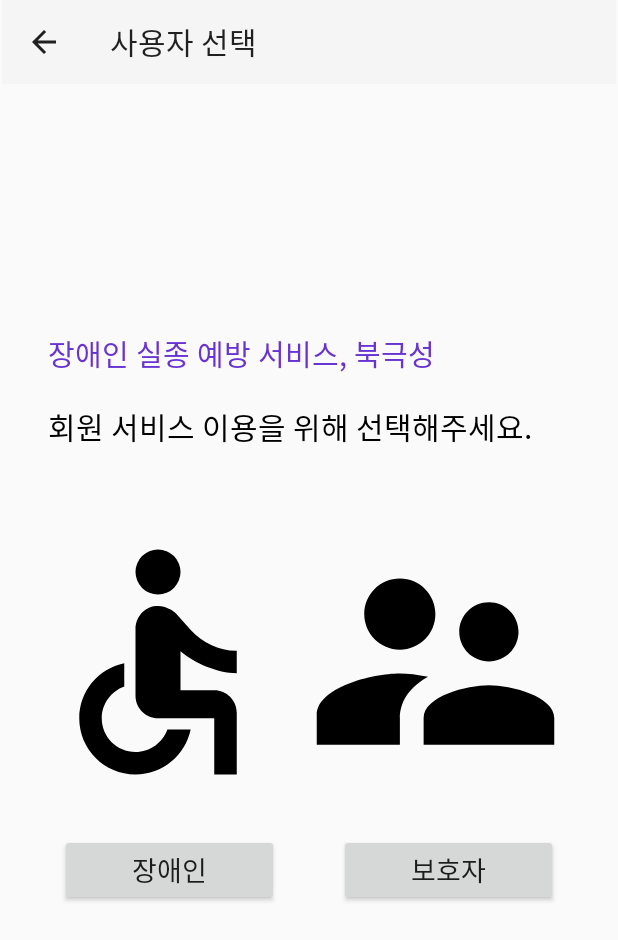
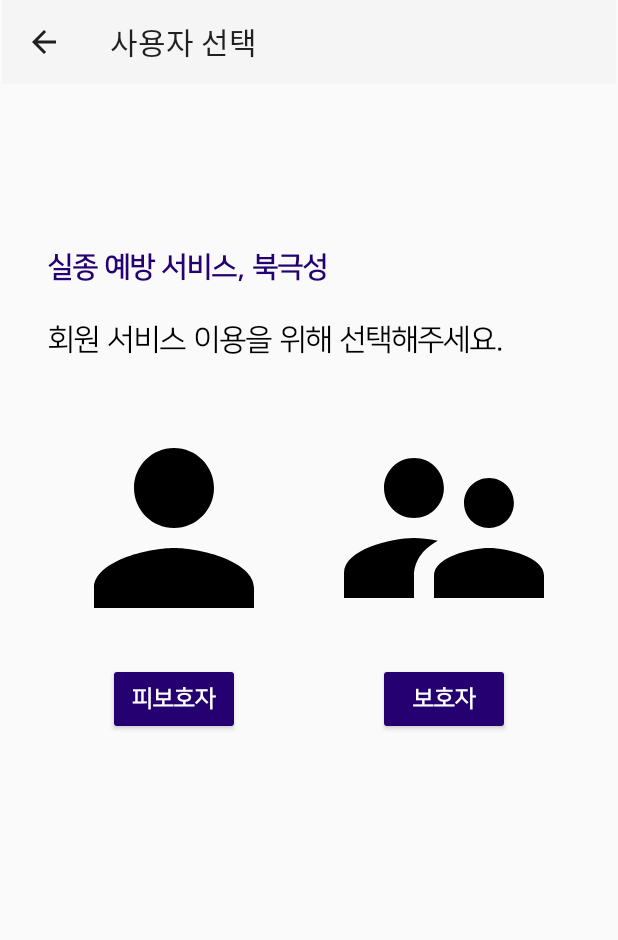
Before and after one commit to Chickweed10/polarstar-project-android-app, an Android app: the UserSelectActivity screen opened directly, with no data from a screen before it, on a phone screen of 412 x 824 dp. Shown: the top 940 px of the screen. Run offline under Robolectric (Android 15) with nearby library versions, the phone set to English and light mode, and no system bars.

Commit message:
전체적인 UI 보정5 및 보호구역관리 화면 추가

```diff
--- /dev/null
+++ b/PolarstarProject/app/src/main/res/drawable/ic_baseline_person_24.xml
@@ -0,0 +1,5 @@
+<vector android:height="24dp" android:tint="#000000"
+    android:viewportHeight="24" android:viewportWidth="24"
+    android:width="24dp" xmlns:android="http://schemas.android.com/apk/res/android">
+    <path android:fillColor="@android:color/white" android:pathData="M12,12c2.21,0 4,-1.79 4,-4s-1.79,-4 -4,-4 -4,1.79 -4,4 1.79,4 4,4zM12,14c-2.67,0 -8,1.34 -8,4v2h16v-2c0,-2.66 -5.33,-4 -8,-4z"/>
+</vector>
--- a/PolarstarProject/app/src/main/res/layout/activity_connect.xml
+++ b/PolarstarProject/app/src/main/res/layout/activity_connect.xml
@@ -46,7 +46,6 @@
                 android:layout_width="190dp"
                 android:layout_height="wrap_content"
                 android:layout_marginStart="40dp"
-                android:layout_marginTop="4dp"
                 android:layout_weight="0.7"
                 android:fontFamily="@font/nanumsquare_aab"
                 android:hint="나의 코드 : "
@@ -59,11 +58,10 @@
                 android:layout_width="wrap_content"
                 android:layout_height="wrap_content"
                 android:layout_marginStart="10dp"
-                android:layout_marginTop="6dp"
                 android:layout_marginEnd="40dp"
                 android:layout_weight="0.3"
                 android:backgroundTint="#240070"
-                android:fontFamily="@font/nanumsquare_aab"
+                android:fontFamily="@font/nanumsquare_aac"
                 android:text="코드 복사"
                 android:textColor="@color/white"
                 android:textSize="16dp" />
@@ -96,7 +94,7 @@
             android:layout_marginTop="20dp"
             android:layout_marginEnd="40dp"
             android:backgroundTint="#240070"
-            android:fontFamily="@font/nanumsquare_aab"
+            android:fontFamily="@font/nanumsquare_aac"
             android:text="연결"
             android:textSize="16dp"
             android:textColor="@color/white" />
--- a/PolarstarProject/app/src/main/res/layout/activity_navigation_header.xml
+++ b/PolarstarProject/app/src/main/res/layout/activity_navigation_header.xml
@@ -64,7 +64,7 @@
         android:id="@+id/Edit_UserEmail"
         android:layout_width="match_parent"
         android:layout_height="wrap_content"
-        android:paddingTop="8dp"
+        android:paddingTop="10dp"
         android:text="useremail@gmail.com"
         android:textColor="#F1F1F1"
         android:fontFamily="@font/nanumsquare_aab"
--- a/PolarstarProject/app/src/main/res/layout/activity_permission_support.xml
+++ b/PolarstarProject/app/src/main/res/layout/activity_permission_support.xml
@@ -164,7 +164,7 @@
             android:backgroundTint="#240070"
             android:textColor="@color/white"
             android:text="모든 권한 설정하기"
-            android:fontFamily="@font/nanumsquare_aab"
+            android:fontFamily="@font/nanumsquare_aac"
             android:textSize="14dp" />
 
     </LinearLayout>
--- a/PolarstarProject/app/src/main/res/layout/activity_user_select.xml
+++ b/PolarstarProject/app/src/main/res/layout/activity_user_select.xml
@@ -1,10 +1,11 @@
 <?xml version="1.0" encoding="utf-8"?>
-<RelativeLayout
+<LinearLayout
     xmlns:android="http://schemas.android.com/apk/res/android"
     xmlns:app="http://schemas.android.com/apk/res-auto"
     xmlns:tools="http://schemas.android.com/tools"
     android:layout_width="match_parent"
     android:layout_height="match_parent"
+    android:orientation="vertical"
     tools:context=".UserSelectActivity">
 
     <androidx.appcompat.widget.Toolbar
@@ -32,8 +33,10 @@
             android:layout_height="30dp"
             android:layout_marginBottom="8dp"
             android:padding="1dp"
-            android:text="장애인 실종 예방 서비스, 북극성"
-            android:textColor="#6833D1"
+            android:text="실종 예방 서비스, 북극성"
+            android:fontFamily="@font/nanumsquare_aac"
+            android:layout_marginTop="110dp"
+            android:textColor="#240070"
             android:textSize="19sp" />
 
         <TextView
@@ -44,6 +47,7 @@
             android:layout_marginBottom="8dp"
             android:padding="1dp"
             android:text="회원 서비스 이용을 위해 선택해주세요."
+            android:fontFamily="@font/nanumsquare_aab"
             android:textColor="#000000"
             android:textSize="20sp" />
 
@@ -52,54 +56,64 @@
             android:layout_width="match_parent"
             android:layout_height="match_parent"
             android:layout_marginTop="20dp"
+            android:layout_gravity="center"
+            android:gravity="center"
             android:orientation="horizontal">
 
-            <ImageView
-                android:layout_width="180dp"
-                android:layout_height="180dp"
-                android:layout_marginStart="15dp"
-                android:layout_marginTop="25dp"
-                app:srcCompat="@drawable/ic_accessible_24" />
+            <LinearLayout
+                android:layout_width="wrap_content"
+                android:layout_height="wrap_content"
+                android:layout_marginEnd="10dp"
+                android:orientation="vertical">
 
                 <ImageView
-                android:layout_width="190dp"
-                android:layout_height="190dp"
-                android:layout_marginEnd="10dp"
-                android:layout_marginTop="20dp"
-                app:srcCompat="@drawable/ic_supervisor_account_24"/>
-
-        </LinearLayout>
-
-
-        <LinearLayout
-            android:layout_width="match_parent"
-            android:layout_height="match_parent"
-            android:layout_marginTop="20dp"
-            android:orientation="horizontal">
+                    android:layout_width="160dp"
+                    android:layout_height="160dp"
+                    app:srcCompat="@drawable/ic_baseline_person_24" />
 
                 <Button
                     android:id="@+id/btDisU"
                     android:layout_width="wrap_content"
                     android:layout_height="wrap_content"
-                android:layout_marginStart="40dp"
-                android:layout_marginEnd="20dp"
+                    android:layout_gravity="center"
+                    android:layout_marginTop="10dp"
+                    android:backgroundTint="#240070"
+                    android:textColor="@color/white"
+                    android:text="피보호자"
+                    android:fontFamily="@font/nanumsquare_aac"
+                    android:textSize="16dp" />
+
+            </LinearLayout>
+
+            <LinearLayout
+                android:layout_width="wrap_content"
+                android:layout_height="wrap_content"
+                android:layout_marginStart="10dp"
+                android:orientation="vertical">
+
+
+                <ImageView
+                    android:layout_width="160dp"
+                    android:layout_height="160dp"
                     android:layout_weight="1"
-                android:text="장애인"
-                android:textSize="18dp" />
-
+                    app:srcCompat="@drawable/ic_supervisor_account_24" />
 
                 <Button
                     android:id="@+id/btNonDisU"
                     android:layout_width="wrap_content"
                     android:layout_height="wrap_content"
-                android:layout_marginStart="20dp"
-                android:layout_marginEnd="40dp"
-                android:layout_weight="1"
+                    android:layout_gravity="center"
+                    android:layout_marginTop="10dp"
+                    android:backgroundTint="#240070"
+                    android:textColor="@color/white"
                     android:text="보호자"
-                android:textSize="18dp" />
+                    android:fontFamily="@font/nanumsquare_aac"
+                    android:textSize="16dp" />
 
 
             </LinearLayout>
+        </LinearLayout>
+
 
     </LinearLayout>
 
@@ -114,4 +128,4 @@
             app:layout_constraintVertical_bias="0.122" />
         -->
 
-</RelativeLayout>
+</LinearLayout>
```
Also changed, not shown: PolarstarProject/app/src/main/res/font/font.xml (+8 -9 lines), PolarstarProject/app/src/main/res/layout/activity_find.xml (+10 -10 lines), PolarstarProject/app/src/main/res/layout/activity_rangesetting.xml (+43 -12 lines), PolarstarProject/app/src/main/res/layout/activity_register_duser.xml (+17 -2 lines), PolarstarProject/app/src/main/res/layout/activity_safezone_setting.xml (added, +94 -0 lines). Lines whose indentation alone changed are shown as unchanged.
